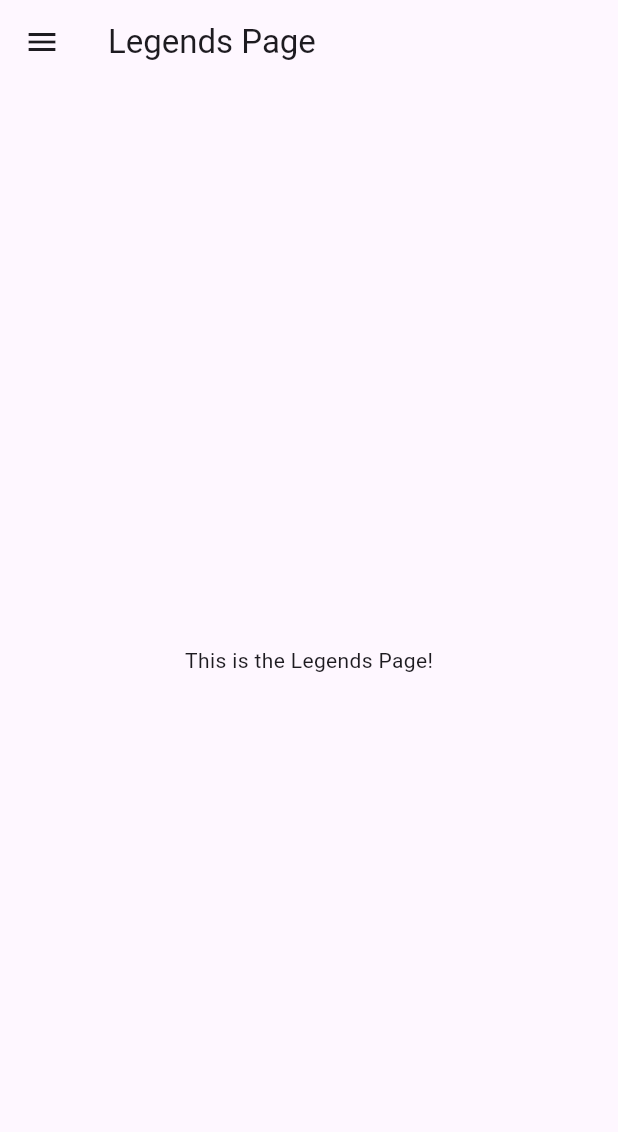
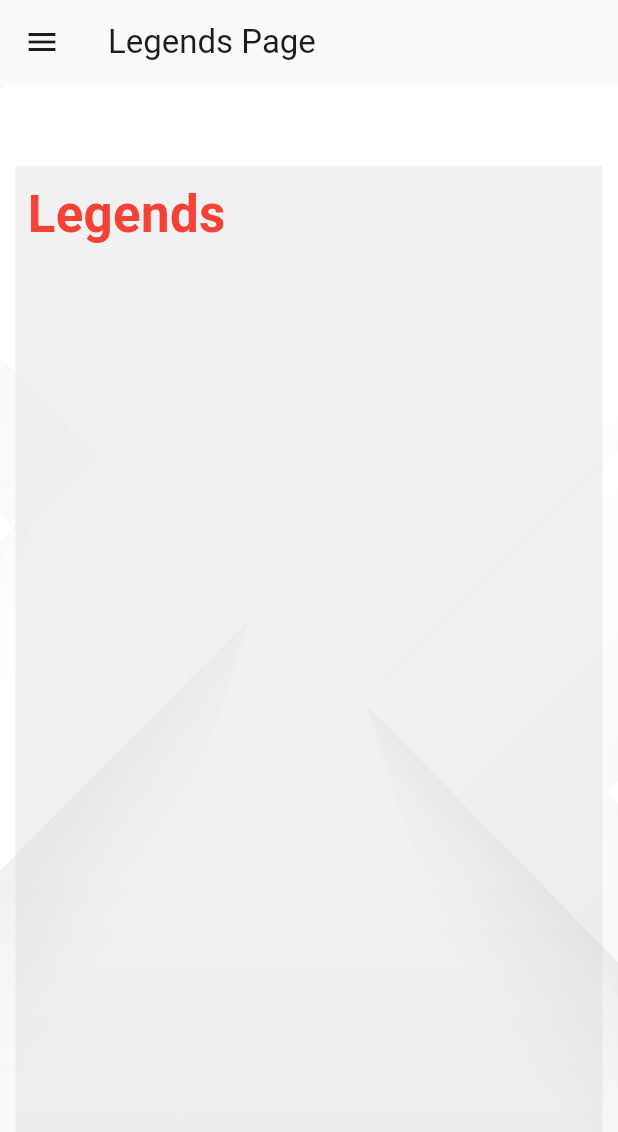
Before and after one commit to Velsariaa/hazmap, a Flutter app: the screen it shows after launch, in the side drawer, after a tap on "Legends Page", on a phone screen of 412 x 824 dp. Shown: the top 1132 px of the screen. Run offline on Flutter 3.47's test engine with Material 3 defaults, Android fonts, the phone set to English and light mode, and no system bars.

Commit message:
[Added] assets

```diff
--- a/lib/pages/Legends.dart
+++ b/lib/pages/Legends.dart
@@ -20,9 +20,35 @@ class LegendsPage extends StatelessWidget {
           },
         ),
       ),
-      drawer: const navbar(), // Add NavigationBar
-      body: const Center(
-        child: Text('This is the Legends Page!'),
+      drawer: const navbar(),
+      body: Container(
+        decoration: const BoxDecoration(
+          image: DecorationImage(
+            image: AssetImage('lib/assets/legendbg.png'),
+            fit: BoxFit.cover,
+          ),
+        ),
+        child: Center(
+          child: Container(
+            width: MediaQuery.of(context).size.width * 0.95,
+            height: MediaQuery.of(context).size.height * 0.8,
+            color: Color.fromARGB(255, 204, 204, 204).withOpacity(0.27),
+            child: const Align(
+              alignment: Alignment.topLeft,
+              child: Padding(
+                padding: EdgeInsets.all(8.0),
+                child: Text(
+                  'Legends',
+                  style: TextStyle(
+                    fontSize: 34,
+                    color: Colors.red,
+                    fontWeight: FontWeight.w700,
+                  ),
+                ),
+              ),
+            ),
+          ),
+        ),
       ),
     );
   }
--- a/pubspec.yaml
+++ b/pubspec.yaml
@@ -52,11 +52,14 @@ dev_dependencies:
 
 # The following section is specific to Flutter packages.
 flutter:
-
   # The following line ensures that the Material Icons font is
   # included with your application, so that you can use the icons in
   # the material Icons class.
   uses-material-design: true
+
+  assets:
+    - lib/assets/legendbg.png
+    - lib/assets/earthquakehazard.png
 
   # To add assets to your application, add an assets section, like this:
   # assets:
```
Also changed, not shown: lib/assets/earthquakehazard.png (added), lib/assets/legendbg.png (added).
